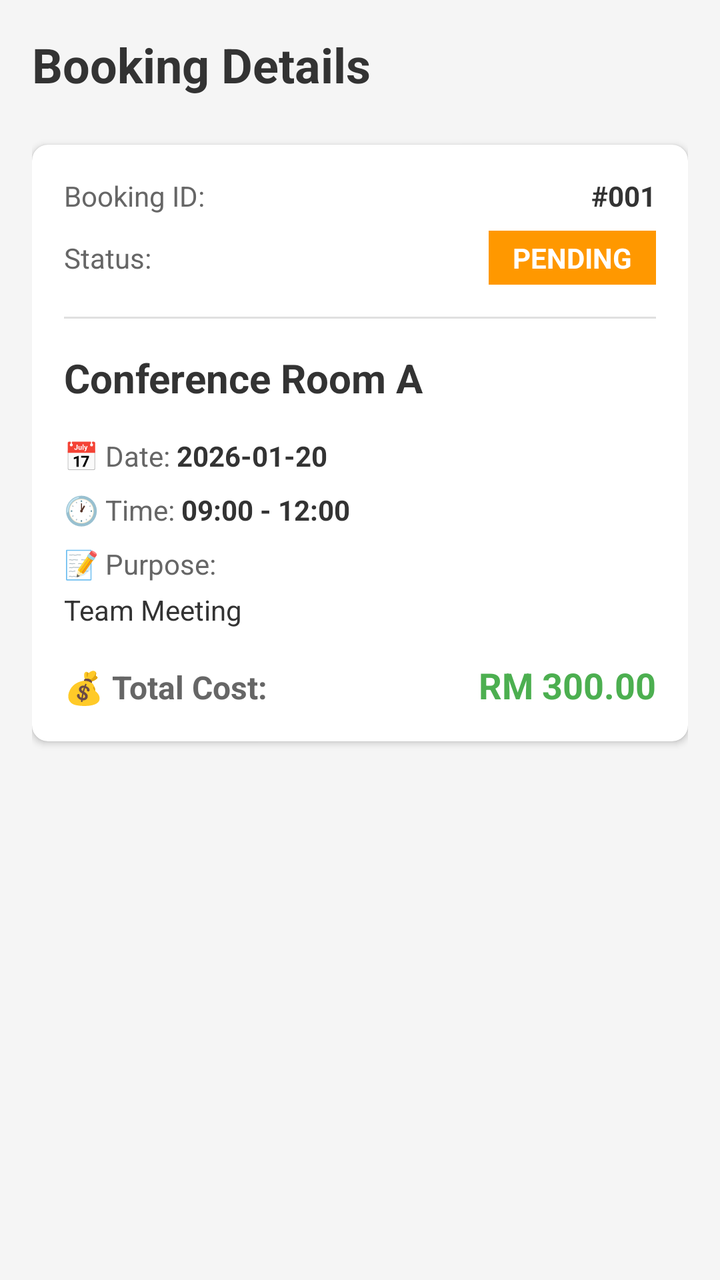
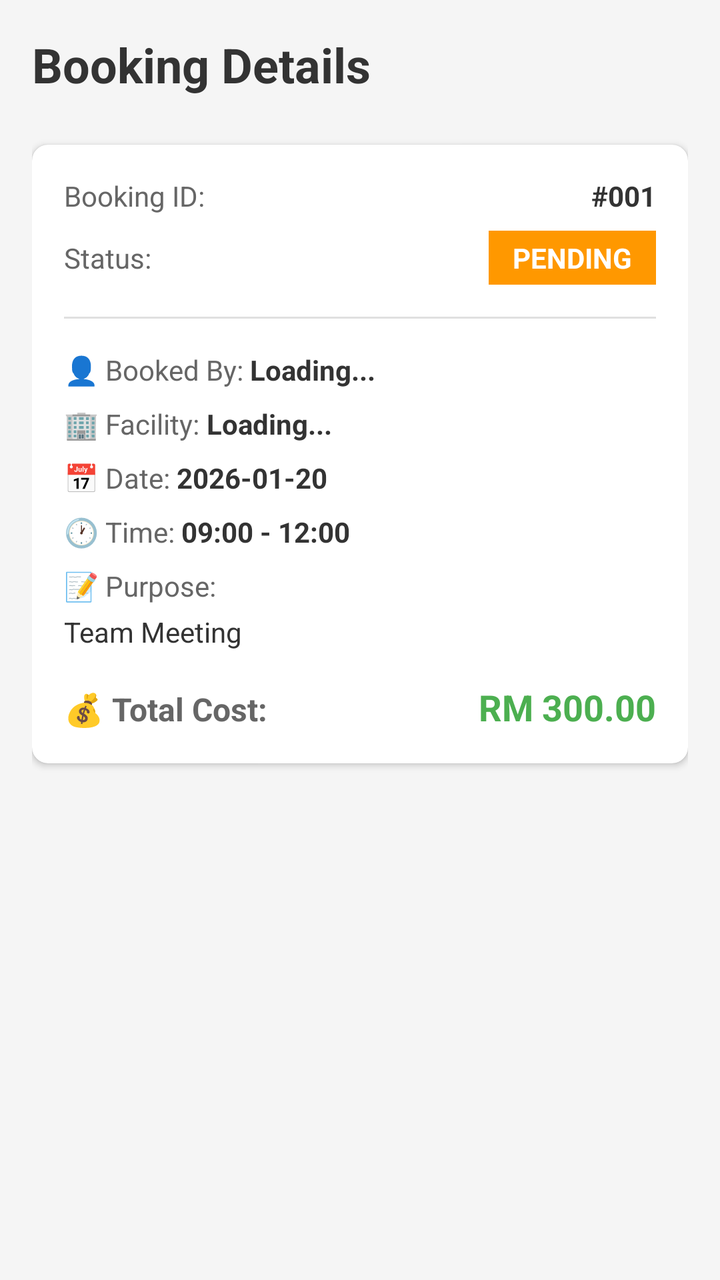

The first picture is an Android layout as it rendered before a commit; the second is the same layout after the commit. The layout source and the unified diff follow.
<!-- AndroidManifest.xml: application theme Theme.FacilityBooking -->
<!-- res/layout/activity_booking_details.xml -->
<?xml version="1.0" encoding="utf-8"?>
<ScrollView xmlns:android="http://schemas.android.com/apk/res/android"
    xmlns:app="http://schemas.android.com/apk/res-auto"
    xmlns:tools="http://schemas.android.com/tools"
    android:layout_width="match_parent"
    android:layout_height="match_parent"
    android:background="#F5F5F5"
    android:fillViewport="true"
    tools:context=".BookingDetailsActivity">

    <LinearLayout
        android:layout_width="match_parent"
        android:layout_height="wrap_content"
        android:orientation="vertical"
        android:padding="16dp">

        
        <TextView
            android:layout_width="wrap_content"
            android:layout_height="wrap_content"
            android:text="Booking Details"
            android:textSize="24sp"
            android:textStyle="bold"
            android:textColor="#333333"
            android:layout_marginBottom="24dp" />

        
        <androidx.cardview.widget.CardView
            android:layout_width="match_parent"
            android:layout_height="wrap_content"
            app:cardCornerRadius="8dp"
            app:cardElevation="2dp"
            android:layout_marginBottom="16dp">

            <LinearLayout
                android:layout_width="match_parent"
                android:layout_height="wrap_content"
                android:orientation="vertical"
                android:padding="16dp">

                
                <LinearLayout
                    android:layout_width="match_parent"
                    android:layout_height="wrap_content"
                    android:orientation="horizontal"
                    android:layout_marginBottom="8dp">

                    <TextView
                        android:layout_width="0dp"
                        android:layout_height="wrap_content"
                        android:layout_weight="1"
                        android:text="Booking ID:"
                        android:textSize="14sp"
                        android:textColor="#666666" />

                    <TextView
                        android:id="@+id/tvBookingID"
                        android:layout_width="wrap_content"
                        android:layout_height="wrap_content"
                        android:text="#001"
                        android:textSize="14sp"
                        android:textStyle="bold"
                        android:textColor="#333333" />

                </LinearLayout>

                
                <LinearLayout
                    android:layout_width="match_parent"
                    android:layout_height="wrap_content"
                    android:orientation="horizontal"
                    android:layout_marginBottom="16dp">

                    <TextView
                        android:layout_width="0dp"
                        android:layout_height="wrap_content"
                        android:layout_weight="1"
                        android:text="Status:"
                        android:textSize="14sp"
                        android:textColor="#666666" />

                    <TextView
                        android:id="@+id/tvStatus"
                        android:layout_width="wrap_content"
                        android:layout_height="wrap_content"
                        android:text="PENDING"
                        android:textSize="14sp"
                        android:textStyle="bold"
                        android:textColor="#FFFFFF"
                        android:background="#FF9800"
                        android:paddingStart="12dp"
                        android:paddingEnd="12dp"
                        android:paddingTop="4dp"
                        android:paddingBottom="4dp" />

                </LinearLayout>

                <View
                    android:layout_width="match_parent"
                    android:layout_height="1dp"
                    android:background="#E0E0E0"
                    android:layout_marginBottom="16dp" />

                
                <TextView
                    android:id="@+id/tvFacilityName"
                    android:layout_width="wrap_content"
                    android:layout_height="wrap_content"
                    android:text="Conference Room A"
                    android:textSize="20sp"
                    android:textStyle="bold"
                    android:textColor="#333333"
                    android:layout_marginBottom="16dp" />

                
                <LinearLayout
                    android:layout_width="match_parent"
                    android:layout_height="wrap_content"
                    android:orientation="horizontal"
                    android:layout_marginBottom="8dp">

                    <TextView
                        android:layout_width="wrap_content"
                        android:layout_height="wrap_content"
                        android:text="📅 Date: "
                        android:textSize="14sp"
                        android:textColor="#666666" />

                    <TextView
                        android:id="@+id/tvDate"
                        android:layout_width="wrap_content"
                        android:layout_height="wrap_content"
                        android:text="2026-01-20"
                        android:textSize="14sp"
                        android:textStyle="bold"
                        android:textColor="#333333" />

                </LinearLayout>

                
                <LinearLayout
                    android:layout_width="match_parent"
                    android:layout_height="wrap_content"
                    android:orientation="horizontal"
                    android:layout_marginBottom="8dp">

                    <TextView
                        android:layout_width="wrap_content"
                        android:layout_height="wrap_content"
                        android:text="🕐 Time: "
                        android:textSize="14sp"
                        android:textColor="#666666" />

                    <TextView
                        android:id="@+id/tvTime"
                        android:layout_width="wrap_content"
                        android:layout_height="wrap_content"
                        android:text="09:00 - 12:00"
                        android:textSize="14sp"
                        android:textStyle="bold"
                        android:textColor="#333333" />

                </LinearLayout>

                
                <LinearLayout
                    android:layout_width="match_parent"
                    android:layout_height="wrap_content"
                    android:orientation="vertical"
                    android:layout_marginBottom="8dp">

                    <TextView
                        android:layout_width="wrap_content"
                        android:layout_height="wrap_content"
                        android:text="📝 Purpose:"
                        android:textSize="14sp"
                        android:textColor="#666666"
                        android:layout_marginBottom="4dp" />

                    <TextView
                        android:id="@+id/tvPurpose"
                        android:layout_width="wrap_content"
                        android:layout_height="wrap_content"
                        android:text="Team Meeting"
                        android:textSize="14sp"
                        android:textColor="#333333" />

                </LinearLayout>

                
                <LinearLayout
                    android:layout_width="match_parent"
                    android:layout_height="wrap_content"
                    android:orientation="horizontal"
                    android:layout_marginTop="8dp">

                    <TextView
                        android:layout_width="0dp"
                        android:layout_height="wrap_content"
                        android:layout_weight="1"
                        android:text="💰 Total Cost:"
                        android:textSize="16sp"
                        android:textStyle="bold"
                        android:textColor="#666666" />

                    <TextView
                        android:id="@+id/tvCost"
                        android:layout_width="wrap_content"
                        android:layout_height="wrap_content"
                        android:text="RM 300.00"
                        android:textSize="18sp"
                        android:textStyle="bold"
                        android:textColor="#4CAF50" />

                </LinearLayout>

            </LinearLayout>

        </androidx.cardview.widget.CardView>

        
        <androidx.cardview.widget.CardView
            android:id="@+id/cardAdminNotes"
            android:layout_width="match_parent"
            android:layout_height="wrap_content"
            app:cardCornerRadius="8dp"
            app:cardElevation="2dp"
            app:cardBackgroundColor="#FFEBEE"
            android:layout_marginBottom="16dp"
            android:visibility="gone">

            <LinearLayout
                android:layout_width="match_parent"
                android:layout_height="wrap_content"
                android:orientation="vertical"
                android:padding="16dp">

                <TextView
                    android:layout_width="wrap_content"
                    android:layout_height="wrap_content"
                    android:text="❌ Rejection Reason"
                    android:textSize="16sp"
                    android:textStyle="bold"
                    android:textColor="#D32F2F"
                    android:layout_marginBottom="8dp" />

                <TextView
                    android:id="@+id/tvAdminNotes"
                    android:layout_width="wrap_content"
                    android:layout_height="wrap_content"
                    android:text="Facility under maintenance"
                    android:textSize="14sp"
                    android:textColor="#D32F2F" />

            </LinearLayout>

        </androidx.cardview.widget.CardView>

        
        <LinearLayout
            android:id="@+id/layoutActions"
            android:layout_width="match_parent"
            android:layout_height="wrap_content"
            android:orientation="horizontal"
            android:visibility="gone">

            <Button
                android:id="@+id/btnEditBooking"
                android:layout_width="0dp"
                android:layout_height="56dp"
                android:layout_weight="1"
                android:text="Edit"
                android:textSize="16sp"
                android:layout_marginEnd="8dp" />

            <Button
                android:id="@+id/btnCancelBooking"
                android:layout_width="0dp"
                android:layout_height="56dp"
                android:layout_weight="1"
                android:text="Cancel"
                android:textSize="16sp"
                android:backgroundTint="#F44336"
                android:layout_marginStart="8dp" />

        </LinearLayout>

    </LinearLayout>

</ScrollView>
<!-- resources referenced by this layout -->
<resources>
  <style name="Theme.FacilityBooking" parent="Base.Theme.FacilityBooking" />
  <style name="Base.Theme.FacilityBooking" parent="Theme.Material3.DayNight.NoActionBar">
          
          
      </style>
</resources>

<!-- the commit's change to res/layout/activity_booking_details.xml (unified diff, before → after) -->
@@ -102,15 +102,55 @@
                     android:layout_marginBottom="16dp" />
 
                 
-                <TextView
-                    android:id="@+id/tvFacilityName"
-                    android:layout_width="wrap_content"
-                    android:layout_height="wrap_content"
-                    android:text="Conference Room A"
-                    android:textSize="20sp"
-                    android:textStyle="bold"
-                    android:textColor="#333333"
-                    android:layout_marginBottom="16dp" />
+                <LinearLayout
+                    android:id="@+id/layoutUser"
+                    android:layout_width="match_parent"
+                    android:layout_height="wrap_content"
+                    android:orientation="horizontal"
+                    android:layout_marginBottom="8dp">
+
+                    <TextView
+                        android:layout_width="wrap_content"
+                        android:layout_height="wrap_content"
+                        android:text="👤 Booked By: "
+                        android:textSize="14sp"
+                        android:textColor="#666666" />
+
+                    <TextView
+                        android:id="@+id/tvUser"
+                        android:layout_width="wrap_content"
+                        android:layout_height="wrap_content"
+                        android:text="Loading..."
+                        android:textSize="14sp"
+                        android:textStyle="bold"
+                        android:textColor="#333333" />
+
+                </LinearLayout>
+
+                
+                <LinearLayout
+                    android:layout_width="match_parent"
+                    android:layout_height="wrap_content"
+                    android:orientation="horizontal"
+                    android:layout_marginBottom="8dp">
+
+                    <TextView
+                        android:layout_width="wrap_content"
+                        android:layout_height="wrap_content"
+                        android:text="🏢 Facility: "
+                        android:textSize="14sp"
+                        android:textColor="#666666" />
+
+                    <TextView
+                        android:id="@+id/tvFacilityName"
+                        android:layout_width="wrap_content"
+                        android:layout_height="wrap_content"
+                        android:text="Loading..."
+                        android:textSize="14sp"
+                        android:textStyle="bold"
+                        android:textColor="#333333" />
+
+                </LinearLayout>
 
                 
                 <LinearLayout
@@ -236,6 +276,7 @@
                 android:padding="16dp">
 
                 <TextView
+                    android:id="@+id/tvAdminNotesLabel"
                     android:layout_width="wrap_content"
                     android:layout_height="wrap_content"
                     android:text="❌ Rejection Reason"
@@ -285,6 +326,36 @@
 
         </LinearLayout>
 
+        
+        <LinearLayout
+            android:id="@+id/layoutAdminActions"
+            android:layout_width="match_parent"
+            android:layout_height="wrap_content"
+            android:orientation="horizontal"
+            android:visibility="gone">
+
+            <Button
+                android:id="@+id/btnApproveBooking"
+                android:layout_width="0dp"
+                android:layout_height="56dp"
+                android:layout_weight="1"
+                android:text="Approve"
+                android:textSize="16sp"
+                android:backgroundTint="#4CAF50"
+                android:layout_marginEnd="8dp" />
+
+            <Button
+                android:id="@+id/btnRejectBooking"
+                android:layout_width="0dp"
+                android:layout_height="56dp"
+                android:layout_weight="1"
+                android:text="Reject"
+                android:textSize="16sp"
+                android:backgroundTint="#F44336"
+                android:layout_marginStart="8dp" />
+
+        </LinearLayout>
+
     </LinearLayout>
 
 </ScrollView>
